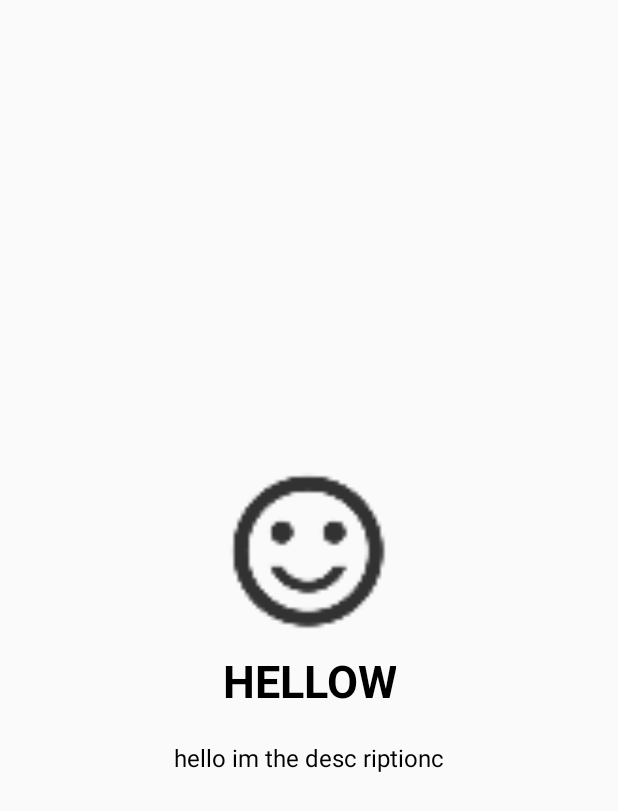
After one commit to Arunm619/BloodBank, an Android app: the layout fragment_intro.xml on its own in the app's theme, with its tools: preview values and no code run, on a phone screen of 412 x 824 dp. The commit adds this screen. Shown: the top 811 px of the screen. Run offline under Robolectric (Android 15) with nearby library versions, the phone set to English and light mode, and no system bars.

Commit message:
Implemented IntroSlider Activity and improved Activity Stack flow

```diff
--- /dev/null
+++ b/app/src/main/res/layout/fragment_intro.xml
@@ -0,0 +1,61 @@
+<?xml version="1.0" encoding="utf-8"?>
+<FrameLayout xmlns:android="http://schemas.android.com/apk/res/android"
+    xmlns:tools="http://schemas.android.com/tools"
+    android:layout_width="match_parent"
+    android:layout_height="match_parent">
+
+    <RelativeLayout xmlns:android="http://schemas.android.com/apk/res/android"
+        android:layout_width="match_parent"
+        android:layout_height="match_parent"
+
+        android:orientation="vertical"
+        tools:ignore="UselessParent">
+
+        <LinearLayout
+            android:layout_width="wrap_content"
+            android:layout_height="wrap_content"
+            android:layout_centerInParent="true"
+            android:gravity="center_horizontal"
+            android:orientation="vertical">
+
+            <ImageView
+                android:id="@+id/imgview"
+                android:layout_width="@dimen/img_width_height"
+                android:layout_height="@dimen/img_width_height"
+                android:layout_marginBottom="5dp"
+                android:src="@drawable/ic_blood"
+                android:contentDescription="TODO" />
+
+            <LinearLayout
+                android:layout_width="wrap_content"
+                android:layout_height="wrap_content"
+                android:orientation="vertical">
+
+                <TextView
+                    android:id="@+id/titleda"
+                    android:layout_width="wrap_content"
+                    android:layout_height="wrap_content"
+                    android:layout_gravity="center"
+                    android:gravity="center"
+                    android:text="HELLOW"
+                    android:textColor="@android:color/black"
+                    android:textSize="@dimen/slide_title"
+                    android:textStyle="bold" />
+
+                <TextView
+                    android:id="@+id/desc"
+                    android:layout_width="wrap_content"
+                    android:layout_height="wrap_content"
+                    android:layout_marginTop="20dp"
+                    android:paddingLeft="@dimen/desc_padding"
+                    android:paddingRight="@dimen/desc_padding"
+                    android:text="hello im the desc riptionc"
+                    android:textAlignment="center"
+                    android:textAppearance="?android:textAppearanceLarge"
+                    android:textColor="@android:color/black"
+                    android:textSize="@dimen/slide_desc" />
+            </LinearLayout>
+        </LinearLayout>
+
+    </RelativeLayout>
+</FrameLayout>
```
Also changed, not shown: app/build.gradle (+14 -9 lines), app/src/main/AndroidManifest.xml (+8 -10 lines), app/src/main/java/com/atribus/bloodbankyrc/Fragments/IntroFragment.java (added, +70 -0 lines), app/src/main/java/com/atribus/bloodbankyrc/IntroSlider.java (added, +126 -0 lines), app/src/main/java/com/atribus/bloodbankyrc/SignUp.java (+25 -0 lines), app/src/main/res/layout/activity_intro_slider.xml (added, +8 -0 lines), app/src/main/res/values/dimens.xml (+23 -0 lines).
